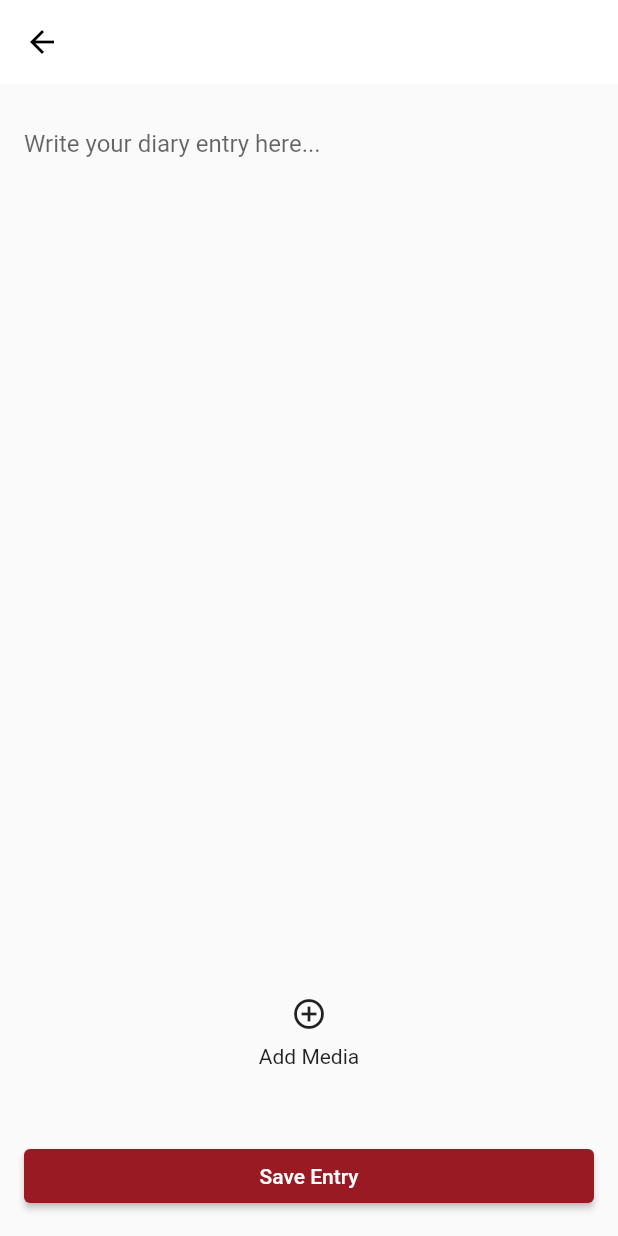
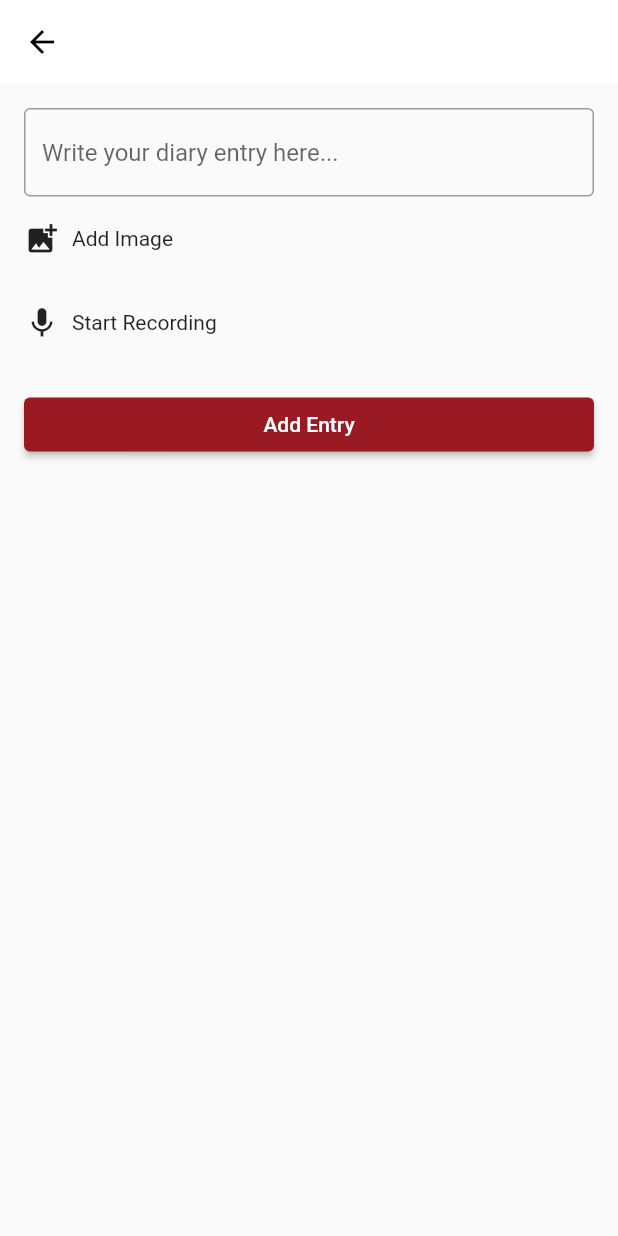
Before and after one commit to Atlas-Camul/Atlas-Mobile, a Flutter app: the DiaryPage screen opened directly, on a phone screen of 412 x 824 dp. Run offline on Flutter 3.47's test engine with Material 2 defaults, Android fonts, the phone set to English and light mode, and no system bars; our stand-ins replace flutter_blue_plus, flutter_map, flutter_tts, geolocator, google_maps_flutter, image_picker and 4 more; missing offline and left inert: azblob, flutter_polyline_points, flutter_sound, google_maps_utils, mysql1; accounts and stored records are empty.

Commit message:
diary entrys saving on db and storage

```diff
--- a/atlas_mobile/lib/diary_page.dart
+++ b/atlas_mobile/lib/diary_page.dart
@@ -6,6 +6,10 @@ import 'package:atlas_mobile/model/diary_entry.dart';
 import 'package:atlas_mobile/controllers/diary_controller.dart';
 import 'package:permission_handler/permission_handler.dart';
 import 'package:azblob/azblob.dart';
+import 'package:shared_preferences/shared_preferences.dart';
+import 'package:atlas_mobile/model/message_model.dart';
+import 'package:atlas_mobile/model/media_model.dart';
+
 class DiaryPage extends StatefulWidget {
   const DiaryPage({Key? key}) : super(key: key);
 
@@ -98,84 +102,121 @@ class _DiaryPageState extends State<DiaryPage> {
     }
   }
 
-  // Adds a new entry to the diary
 void _addEntry() async {
   final text = _textEditingController.text;
-     var connectionString =
-      'DefaultEndpointsProtocol=https;AccountName=atlascamulstorage;AccountKey=IwNJ988R3R7rJ9j9vwMsls5bz9M5NC+TWO+Xs26MO3NQHkycdEtOcoye6Qado/x2tcrWWO1DY6S3+AStlqAvPA==;EndpointSuffix=core.windows.net';
-      var storage = AzureStorage.parse(connectionString);
-      var container = 'teste';
-    if (text.isNotEmpty) {
-      /*final entry = DiaryEntry(
-        id: DateTime.now().toString(),
-        text: text,
-        image: _image,
-        audioPath: _audioPath.isNotEmpty ? _audioPath : null,
-        createdAt: DateTime.now(),
-      );*/
+
+  if (text.isNotEmpty && (_audioPath.isNotEmpty || _image != null)) {
+    if (_audioPath.isNotEmpty && _image != null) {
+      // Delete existing image if an audio is added
+      await _deleteFile();
+      setState(() {
+        _image = null; // Remove image file from the state
+      });
+    }
+    // Get the current user ID from shared preferences
+    final prefs = await SharedPreferences.getInstance();
+    final userId = prefs.getInt('userId');
+
+   if (userId != null) {
+    // Create a new message entry
+    var message = Message(
+      id: 0,
+      title: '',
+      description: text,
+      latitude: '',
+      longitude: '',
+      zoneID: 1,
+      userId: userId,
+    );
+
+    // Insert the message entry in the database
+    int messageId = await _controller.insertMessage(message);
+
+    // Create a new media entry
+    var media = Media(
+      id: 0,
+      url: '',
+      type: '',
+      messageID: messageId,
+    );
+
     if (_image != null) {
-      // Upload the image to Azure Blob Storage
-
-
-      // Specify the container and blob name for the uploaded image
-
       var blobName = 'image_${DateTime.now().millisecondsSinceEpoch}.jpg';
-
-      // Read the image file as bytes
       var bytes = await _image!.readAsBytes();
 
       try {
-        // Upload the image to Azure Blob Storage
-        await storage.putBlob('$container/$blobName', bodyBytes: bytes);
+        // Upload the image to Azure Blob storage
+        await _controller.uploadBlob('teste', blobName, bytes);
 
-        // Set the image URL in the diary entry
-         // entry.url = '$container/$blobName';
+        // Set the media properties
+        media.url = blobName;
+        media.type = 'image';
       } catch (e) {
-        // Handle the error
         print('Error uploading image: $e');
-        // You can show an error message to the user or perform other error handling tasks here
         return;
       }
+    }
 
-      // Set the image URL in the diary entry
-     // entry.imageURL = '$container/$blobName';
-    }
-    if(_audioPath != null){
-
-          var blobName = 'audioPath_${DateTime.now().millisecondsSinceEpoch}.mp3';
-
-      // Read the image file as bytes
-      //var bytes = await _audioPath!.readAsBytes();
+    if (_audioPath.isNotEmpty) {
+      var extension = _audioPath.split('.').last;
+      var blobName = 'audio_${DateTime.now().millisecondsSinceEpoch}.$extension';
 
       try {
-        // Upload the image to Azure Blob Storage
-        await storage.putBlob('$container/$blobName');
+        // Read the audio file as bytes
+        var bytes = await File(_audioPath).readAsBytes();
 
-        // Set the image URL in the diary entry
-        //  entry.url = '$container/$blobName';
+        // Upload the audio to Azure Blob storage
+        await _controller.uploadBlob('teste', blobName, bytes);
+
+        // Set the media properties
+        media.url = blobName;
+        media.type = 'audio';
       } catch (e) {
-        // Handle the error
-        print('Error uploading image: $e');
-        // You can show an error message to the user or perform other error handling tasks here
+        print('Error uploading audio: $e');
         return;
       }
+    }
 
+    // Insert the media entry in the database
+    await _controller.insertMedia(media);
 
-
-    }
+    // Reset the input fields
+    _textEditingController.clear();
     setState(() {
-        //_controller.addEntry(entry);
-        _textEditingController.clear();
       _image = null;
       _audioPath = '';
     });
   }
   }
+}
+
+  // Delete the file (image or audio)
+  Future<void> _deleteFile() async{
+    setState(() {
+      _image = null;
+      _audioPath = '';
+    });
+  }
 
   // Allows the user to pick an image from the gallery
-  Future<void> _pickImage() async {
+  void _pickImage() async {
+
+      if (_image != null) {
+      _deleteFile();
+    }
+
+
+
+
+
+
     final ImagePicker _picker = ImagePicker();
     final XFile? image = await _picker.pickImage(source: ImageSource.gallery);
+
+
+
+
+
 
     if (image != null) {
       setState(() {
@@ -187,6 +228,16 @@ class _DiaryPageState extends State<DiaryPage> {
   bool _showMediaOptions = false;
 
   void _toggleMediaOptions() {
+
+   if (_image != null || _audioPath.isNotEmpty) {
+      _deleteFile();
+    }
+
+
+
+
+
+
     setState(() {
       _showMediaOptions = !_showMediaOptions;
     });
@@ -205,63 +256,60 @@ class _DiaryPageState extends State<DiaryPage> {
           onPressed: () => Navigator.of(context).pop(),
         ),
       ),
-      body: Container(
+      body: SingleChildScrollView(
+        child: Container(
           padding: EdgeInsets.all(16),
           child: Column(
             crossAxisAlignment: CrossAxisAlignment.stretch,
             children: [
-            Expanded(
-              child: TextFormField(
+              TextField(
                 maxLines: null,
                 keyboardType: TextInputType.multiline,
                 decoration: InputDecoration(
                   hintText: 'Write your diary entry here...',
-                  border: InputBorder.none,
+                  border: OutlineInputBorder(),
                 ),
                 controller: _textEditingController,
               ),
+              SizedBox(height: 16),
+              _buildMediaButton(
+                icon: Icons.add_photo_alternate,
+                text: 'Add Image',
+                onTap: _pickImage,
               ),
               SizedBox(height: 16),
-            _buildMediaButton(
-              icon: Icons.add_circle_outline,
-              text: 'Add Media',
-              onTap: _toggleMediaOptions,
-            ),
-            SizedBox(height: 16),
-            _showMediaOptions
-                ? Row(
-                    mainAxisAlignment: MainAxisAlignment.spaceBetween,
+              _image != null
+                  ? Column(
                       children: [
-                      _buildMediaButton(
-                        icon: Icons.photo,
-                        text: 'Photo',
-                        onTap: _pickImage,
-                      ),
-                      _buildMediaButton(
-                        icon: Icons.videocam,
-                        text: 'Video',
-                        onTap: () {},
-                      ),
-                      _buildMediaButton(
-                        icon: Icons.mic,
-                        text: _isRecording ? 'Stop' : 'Record',
-                        onTap: _requestPermission,
+                        Image.file(_image!),
+                        ElevatedButton(
+                          onPressed: _deleteFile,
+                          child: Text('Delete Image'),
                         ),
                       ],
                     )
                   : Container(),
               SizedBox(height: 16),
+              _buildMediaButton(
+                icon: Icons.mic,
+                text: _isRecording ? 'Stop Recording' : 'Start Recording',
+                onTap: _requestPermission,
+              ),
+              SizedBox(height: 16),
               _audioPath.isNotEmpty
-                ? Row(
-                    mainAxisAlignment: MainAxisAlignment.center,
+                  ? Column(
                       children: [
-                      IconButton(
-                        icon: Icon(Icons.play_arrow),
+                        ElevatedButton(
                           onPressed: _playRecording,
+                          child: Text('Play Recording'),
                         ),
-                      IconButton(
-                        icon: Icon(Icons.stop),
+                        ElevatedButton(
                           onPressed: _stopPlayback,
+                          child: Text('Stop Playback'),
+                        ),
+                        ElevatedButton(
+                          onPressed: _deleteFile,
+                          child: Text('Delete Audio'),
                         ),
                       ],
                     )
@@ -269,25 +317,26 @@ class _DiaryPageState extends State<DiaryPage> {
               SizedBox(height: 16),
               ElevatedButton(
                 onPressed: _addEntry,
-              child: Text('Save Entry'),
+                child: Text('Add Entry'),
               ),
             ],
+          ),
         ),
       ),
     );
   }
 
-  Widget _buildMediaButton({required IconData icon, required String text, required Function onTap}) {
+  Widget _buildMediaButton({
+    required IconData icon,
+    required String text,
+    required VoidCallback onTap,
+  }) {
     return InkWell(
-      onTap: () {
-        if (onTap is void Function()) {
-          onTap();
-        }
-      },
-      child: Column(
+      onTap: onTap,
+      child: Row(
         children: [
           Icon(icon),
-          SizedBox(height: 8),
+          SizedBox(width: 8),
           Text(text),
         ],
       ),
--- a/atlas_mobile/lib/main.dart
+++ b/atlas_mobile/lib/main.dart
@@ -48,7 +48,7 @@ class MyApp extends StatelessWidget {
       ),
 ),
 
-       home: const ProfilePage(),
+       home: const LoginPage(),
     );
   }
 
--- a/atlas_mobile/lib/model/diary_entry.dart
+++ b/atlas_mobile/lib/model/diary_entry.dart
@@ -2,15 +2,15 @@ import 'dart:io';
 
 class DiaryEntry {
   final String id;
-  late final String url;
-  final String type;
+  late final String fileURL;
+  String fileType;
 
 
 
   DiaryEntry(
     this.id,
-    this.type,
-    this.url,
+    this.fileType,
+    this.fileURL
 
 
   );
--- /dev/null
+++ b/atlas_mobile/lib/model/media_model.dart
@@ -0,0 +1,14 @@
+class Media {
+  final int id;
+   String url;
+   String type;
+  final int messageID; // Foreign key
+
+  Media({
+    required this.id,
+    required this.url,
+    required this.type,
+    required this.messageID,
+
+  });
+}
--- /dev/null
+++ b/atlas_mobile/lib/model/message_model.dart
@@ -0,0 +1,21 @@
+class Message {
+  final int id;
+  final String title;
+  final String description;
+  final String latitude;
+  final String longitude;
+  final int zoneID;
+  final int userId;
+
+
+  Message({
+    required this.id,
+    required this.title,
+    required this.description,
+    required this.latitude,
+    required this.longitude,
+    required this.zoneID,
+    required this.userId,
+
+  });
+}
```
Also changed, not shown: atlas_mobile/lib/controllers/diary_controller.dart (+58 -44 lines), atlas_mobile/lib/controllers/user_controller.dart (line endings or trailing spaces). Lines whose indentation alone changed are shown as unchanged.
